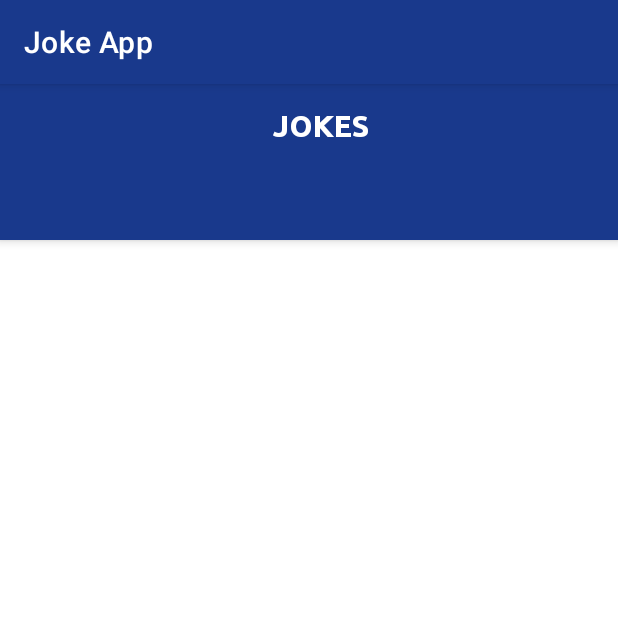
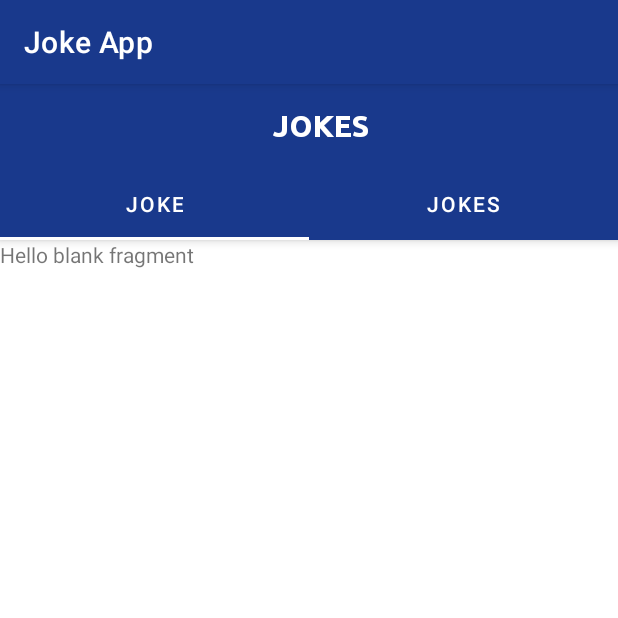
Before and after one commit to keithchad/joke-app, an Android app: the screen it shows after launch (MainActivity), on a phone screen of 412 x 824 dp, the top half of it. Run offline under Robolectric (Android 15) with nearby library versions, the phone set to English and light mode, and no system bars.

Commit message:
few changes

```diff
--- a/app/build.gradle
+++ b/app/build.gradle
@@ -31,6 +31,7 @@ android {
 dependencies {
 
     implementation 'androidx.appcompat:appcompat:1.2.0'
+    implementation 'androidx.legacy:legacy-support-v4:1.0.0'
     testImplementation 'junit:junit:'
     androidTestImplementation 'androidx.test.ext:junit:1.1.2'
     androidTestImplementation 'androidx.test.espresso:espresso-core:3.3.0'
--- a/app/src/main/AndroidManifest.xml
+++ b/app/src/main/AndroidManifest.xml
@@ -9,7 +9,7 @@
         android:roundIcon="@mipmap/ic_launcher_round"
         android:supportsRtl="true"
         android:theme="@style/Theme.JokeApp">
-        <activity android:name=".MainActivity">
+        <activity android:name=".view.activity.MainActivity">
             <intent-filter>
                 <action android:name="android.intent.action.MAIN" />
 
--- a/app/src/main/java/com/chad/jokeapp/MainActivity.java
+++ /dev/null
@@ -1,14 +0,0 @@
-package com.chad.jokeapp;
-
-import androidx.appcompat.app.AppCompatActivity;
-
-import android.os.Bundle;
-
-public class MainActivity extends AppCompatActivity {
-
-    @Override
-    protected void onCreate(Bundle savedInstanceState) {
-        super.onCreate(savedInstanceState);
-        setContentView(R.layout.activity_main);
-    }
-}
--- /dev/null
+++ b/app/src/main/java/com/chad/jokeapp/view/activity/MainActivity.java
@@ -0,0 +1,39 @@
+package com.chad.jokeapp.view.activity;
+
+import androidx.appcompat.app.AppCompatActivity;
+import androidx.fragment.app.FragmentPagerAdapter;
+import androidx.viewpager.widget.ViewPager;
+
+import android.os.Bundle;
+
+import com.chad.jokeapp.R;
+import com.chad.jokeapp.view.adapter.ViewPagerAdapter;
+import com.chad.jokeapp.view.fragment.DailyJokeFragment;
+import com.chad.jokeapp.view.fragment.JokeListFragment;
+import com.google.android.material.tabs.TabLayout;
+
+public class MainActivity extends AppCompatActivity {
+
+    @Override
+    protected void onCreate(Bundle savedInstanceState) {
+        super.onCreate(savedInstanceState);
+        setContentView(R.layout.activity_main);
+        initialize();
+    }
+
+    private void initialize() {
+        TabLayout tabLayout = findViewById(R.id.tabLayout);
+        ViewPager viewPager = findViewById(R.id.viewPager);
+
+        tabLayout.setupWithViewPager(viewPager);
+        setUpViewPager(viewPager);
+    }
+
+    private void setUpViewPager(ViewPager viewPager) {
+        ViewPagerAdapter viewPagerAdapter = new ViewPagerAdapter(getSupportFragmentManager(),
+                FragmentPagerAdapter.BEHAVIOR_RESUME_ONLY_CURRENT_FRAGMENT);
+        viewPagerAdapter.addFragment(new DailyJokeFragment(), "JOKE");
+        viewPagerAdapter.addFragment(new JokeListFragment(), "JOKES");
+        viewPager.setAdapter(viewPagerAdapter);
+    }
+}
--- /dev/null
+++ b/app/src/main/java/com/chad/jokeapp/view/adapter/ViewPagerAdapter.java
@@ -0,0 +1,42 @@
+package com.chad.jokeapp.view.adapter;
+
+import androidx.annotation.NonNull;
+import androidx.annotation.Nullable;
+import androidx.fragment.app.Fragment;
+import androidx.fragment.app.FragmentManager;
+import androidx.fragment.app.FragmentPagerAdapter;
+
+import java.util.ArrayList;
+import java.util.List;
+
+public class ViewPagerAdapter extends FragmentPagerAdapter {
+
+    private final List<Fragment> fragmentList = new ArrayList<>();
+    private final List<String> fragmentTitleList = new ArrayList<>();
+
+    public ViewPagerAdapter(@NonNull FragmentManager fm, int behavior) {
+        super(fm, behavior);
+    }
+
+    @NonNull
+    @Override
+    public Fragment getItem(int position) {
+        return fragmentList.get(position);
+    }
+
+    @Override
+    public int getCount() {
+        return fragmentList.size();
+    }
+
+    @Nullable
+    @Override
+    public CharSequence getPageTitle(int position) {
+        return fragmentTitleList.get(position);
+    }
+
+    public void addFragment(Fragment fragment, String title) {
+        fragmentList.add(fragment);
+        fragmentTitleList.add(title);
+    }
+}
--- /dev/null
+++ b/app/src/main/java/com/chad/jokeapp/view/fragment/DailyJokeFragment.java
@@ -0,0 +1,21 @@
+package com.chad.jokeapp.view.fragment;
+
+import android.os.Bundle;
+
+import androidx.fragment.app.Fragment;
+
+import android.view.LayoutInflater;
+import android.view.View;
+import android.view.ViewGroup;
+
+import com.chad.jokeapp.R;
+
+public class DailyJokeFragment extends Fragment {
+
+    @Override
+    public View onCreateView(LayoutInflater inflater, ViewGroup container,
+                             Bundle savedInstanceState) {
+        // Inflate the layout for this fragment
+        return inflater.inflate(R.layout.fragment_daily_joke, container, false);
+    }
+}
--- /dev/null
+++ b/app/src/main/java/com/chad/jokeapp/view/fragment/JokeListFragment.java
@@ -0,0 +1,21 @@
+package com.chad.jokeapp.view.fragment;
+
+import android.os.Bundle;
+
+import androidx.fragment.app.Fragment;
+
+import android.view.LayoutInflater;
+import android.view.View;
+import android.view.ViewGroup;
+
+import com.chad.jokeapp.R;
+
+public class JokeListFragment extends Fragment {
+
+    @Override
+    public View onCreateView(LayoutInflater inflater, ViewGroup container,
+                             Bundle savedInstanceState) {
+        // Inflate the layout for this fragment
+        return inflater.inflate(R.layout.fragment_joke_list, container, false);
+    }
+}
--- a/app/src/main/res/layout/activity_main.xml
+++ b/app/src/main/res/layout/activity_main.xml
@@ -5,7 +5,7 @@
     android:id="@+id/coordinatorLayout"
     android:layout_width="match_parent"
     android:layout_height="match_parent"
-    tools:context=".MainActivity">
+    tools:context=".view.activity.MainActivity">
 
     <com.google.android.material.appbar.AppBarLayout
         android:id="@+id/appBar"
--- /dev/null
+++ b/app/src/main/res/layout/fragment_daily_joke.xml
@@ -0,0 +1,14 @@
+<?xml version="1.0" encoding="utf-8"?>
+<FrameLayout xmlns:android="http://schemas.android.com/apk/res/android"
+    xmlns:tools="http://schemas.android.com/tools"
+    android:layout_width="match_parent"
+    android:layout_height="match_parent"
+    tools:context=".view.fragment.DailyJokeFragment">
+
+    <!-- TODO: Update blank fragment layout -->
+    <TextView
+        android:layout_width="match_parent"
+        android:layout_height="match_parent"
+        android:text="@string/hello_blank_fragment" />
+
+</FrameLayout>
--- /dev/null
+++ b/app/src/main/res/layout/fragment_joke_list.xml
@@ -0,0 +1,14 @@
+<?xml version="1.0" encoding="utf-8"?>
+<FrameLayout xmlns:android="http://schemas.android.com/apk/res/android"
+    xmlns:tools="http://schemas.android.com/tools"
+    android:layout_width="match_parent"
+    android:layout_height="match_parent"
+    tools:context=".view.fragment.JokeListFragment">
+
+    <!-- TODO: Update blank fragment layout -->
+    <TextView
+        android:layout_width="match_parent"
+        android:layout_height="match_parent"
+        android:text="@string/hello_blank_fragment" />
+
+</FrameLayout>
--- a/app/src/main/res/values/strings.xml
+++ b/app/src/main/res/values/strings.xml
@@ -1,4 +1,6 @@
 <resources>
     <string name="app_name">Joke App</string>
     <string name="jokes">JOKES</string>
+    <!-- TODO: Remove or change this placeholder text -->
+    <string name="hello_blank_fragment">Hello blank fragment</string>
 </resources>
```
